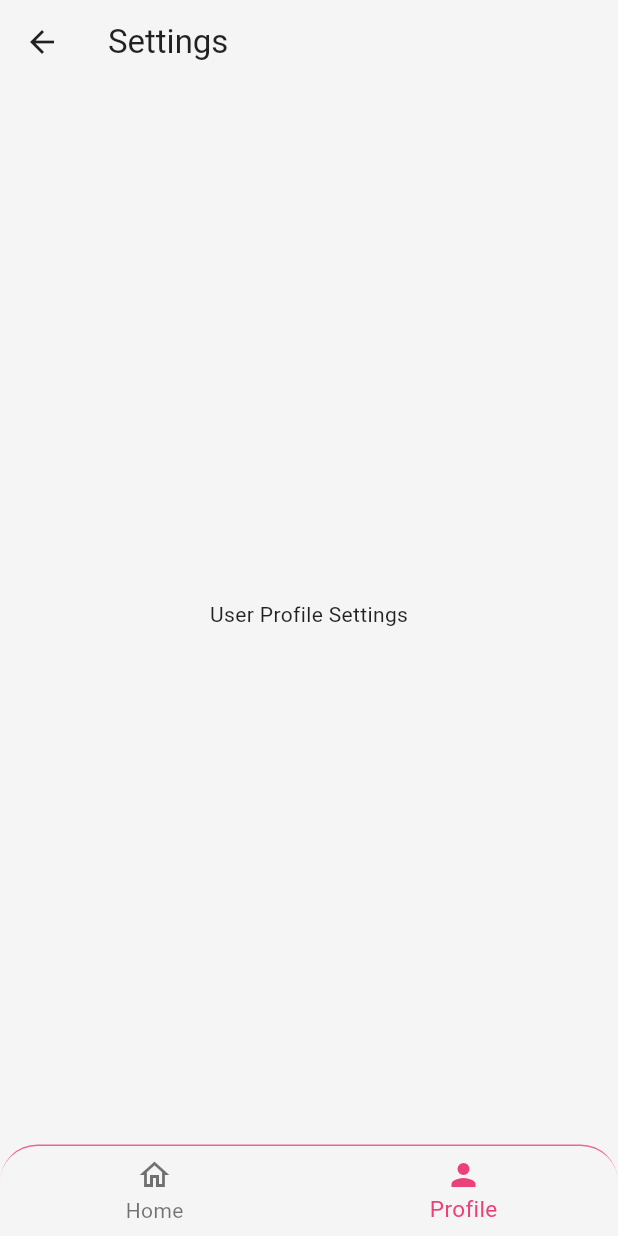
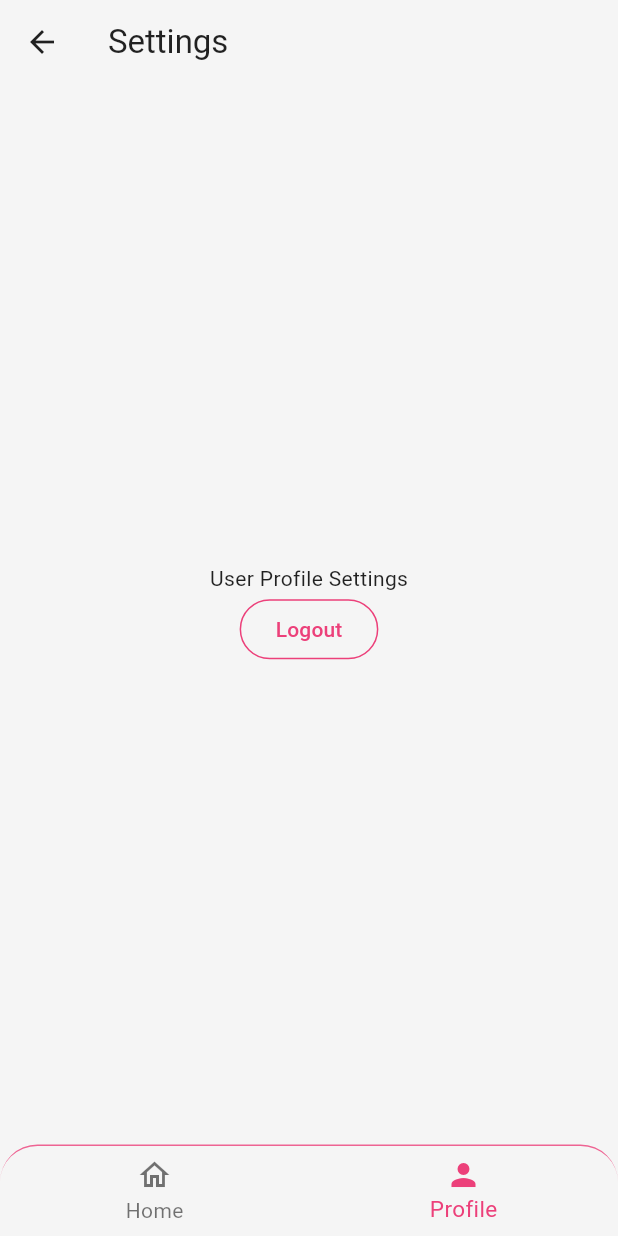
Before and after one commit to niravswami/flutter-auth-app, a Flutter app: the UserProfileScreen screen opened by its route, after a tap on the "settings" icon, on a phone screen of 412 x 824 dp. Run offline on Flutter 3.47's test engine with Material 3 defaults, Android fonts, the phone set to English and light mode, and no system bars; our stand-ins replace device_info_plus, dio, equatable, flutter_bloc, flutter_onboarding_slider, flutter_screenutil and 5 more; accounts and stored records are empty.

Commit message:
user profilr ui

```diff
--- a/lib/common/utils/confirmation_dialog.dart
+++ b/lib/common/utils/confirmation_dialog.dart
@@ -75,7 +75,7 @@ void showPermissionDeleteConfirmationDialog({
     builder: (BuildContext context) => BlocConsumer<
         AdminDashboardPermissionsBloc, AdminDashboardPermissionsState>(
       listener: (context, state) {
-        if (state is AdminDashboardRoleDeleteSuccess) {
+        if (state.permissionDeleted != null) {
           Navigator.pop(context);
         }
       },
--- a/lib/features/admin_dashboard/presentation/bloc/admin_dashboard_permissions_bloc/admin_dashboard_permissions_state.dart
+++ b/lib/features/admin_dashboard/presentation/bloc/admin_dashboard_permissions_bloc/admin_dashboard_permissions_state.dart
@@ -72,6 +72,8 @@ class AdminDashboardPermissionsState extends Equatable {
         errors,
         permissionCreated,
         permissionUpdated,
+        permissionDeleted,
+        isLoading,
       ];
 }
 
--- a/lib/features/user_profile/presentation/screens/user_profile.dart
+++ b/lib/features/user_profile/presentation/screens/user_profile.dart
@@ -1,9 +1,10 @@
+import 'package:admin_dashboard_app/common/utils/helpers/spacing_helper_fn.dart';
 import 'package:flutter/material.dart';
+import 'package:flutter_screenutil/flutter_screenutil.dart';
 import 'package:get_it/get_it.dart';
 
 import '../../../../common/routes/routes_constants.dart';
 import '../../../../common/utils/helpers/routing_helper_fn.dart';
-import '../../../../common/utils/logout_method/logout_method.dart';
 import '../../../auth/presentation/bloc/auth_bloc.dart';
 
 class UserProfileScreen extends StatelessWidget {
@@ -24,30 +25,104 @@ class UserProfileScreen extends StatelessWidget {
             },
             icon: const Icon(Icons.settings_outlined),
           ),
-          const SizedBox(
-            width: 10,
+          SizedBox(
+            width: 10.w,
           )
         ],
       ),
-      body: SizedBox(
+      body: SingleChildScrollView(
+        child: authState is AuthUserLoggedIn
+            ? Padding(
+                padding: EdgeInsets.all(20.0.r),
+                child: SizedBox(
                   width: double.infinity,
                   child: Column(
+                    crossAxisAlignment: CrossAxisAlignment.center,
                     mainAxisAlignment: MainAxisAlignment.center,
                     children: [
-            const Text("User Profile"),
-            if (authState
-                is AuthUserLoggedIn) // Check if authState is AuthUserLoggedIn
-              Text("User Name: ${authState.user.name}"), // Access user name
-            const SizedBox(
-              height: 10,
+                      CircleAvatar(
+                        radius: 50.w,
+                        backgroundColor: Colors.blueGrey,
+                        child: Text(
+                          authState.user.name[0].toUpperCase(),
+                          style:
+                              TextStyle(fontSize: 40.sp, color: Colors.white),
                         ),
-            OutlinedButton(
-              onPressed: () {
-                logoutMethod(context);
-              },
-              child: Text("Logout"),
+                      ),
+                      SpacingHelperFn.verticalSpace(12.h),
+                      Row(
+                        mainAxisAlignment: MainAxisAlignment.center,
+                        children: [
+                          Column(
+                            children: [
+                              Text(
+                                authState.user.name,
+                                style: TextStyle(
+                                  fontSize: 20.sp,
+                                  fontWeight: FontWeight.w600,
+                                ),
+                              ),
+                              Text(
+                                authState.user.email,
+                                style: TextStyle(
+                                  fontSize: 16.sp,
+                                  fontWeight: FontWeight.w600,
+                                ),
                               ),
                             ],
+                          )
+                        ],
+                      ),
+                      SpacingHelperFn.verticalSpace(12.h),
+                      const Divider(),
+                      SpacingHelperFn.verticalSpace(12.h),
+                      Row(
+                        mainAxisAlignment: MainAxisAlignment.center,
+                        children: [
+                          Text(
+                            authState.user.roles != null
+                                ? authState.user.roles!.join(", ")
+                                : "USER",
+                            style: TextStyle(
+                              fontSize: 15.sp,
+                              fontWeight: FontWeight.bold,
+                              color: Colors.blueGrey,
+                            ),
+                          ),
+                        ],
+                      ),
+                      SpacingHelperFn.verticalSpace(12.h),
+                      const Divider(),
+                      SizedBox(
+                        height: MediaQuery.of(context).size.height * 0.4.h,
+                        child: authState.user.permissions != null
+                            ? ListView.builder(
+                                itemCount: authState.user.permissions != null
+                                    ? authState.user.permissions!.length
+                                    : 0,
+                                itemBuilder: (context, index) {
+                                  final permissions =
+                                      authState.user.permissions!;
+                                  return ListTile(
+                                    title: Text(
+                                      permissions[index],
+                                      style: TextStyle(fontSize: 16.sp),
+                                    ),
+                                    leading: const Icon(
+                                      Icons.check_circle,
+                                      color: Colors.green,
+                                    ),
+                                  );
+                                },
+                              )
+                            : const SizedBox(),
+                      ),
+                    ],
+                  ),
+                ),
+              )
+            : const Center(
+                child: Text("You are not authenticated."),
               ),
       ),
     );
--- a/lib/features/user_profile/presentation/screens/user_profile_settings_screen.dart
+++ b/lib/features/user_profile/presentation/screens/user_profile_settings_screen.dart
@@ -1,4 +1,6 @@
 import 'package:flutter/material.dart';
+
+import '../../../../common/utils/logout_method/logout_method.dart';
 
 class UserProfileSettingsScreen extends StatelessWidget {
   const UserProfileSettingsScreen({super.key});
@@ -9,8 +11,21 @@ class UserProfileSettingsScreen extends StatelessWidget {
       appBar: AppBar(
         title: const Text("Settings"),
       ),
-      body: const Center(
-        child: Text("User Profile Settings"),
+      body: SizedBox(
+        width: double.infinity,
+        child: Column(
+          mainAxisAlignment: MainAxisAlignment.center,
+          crossAxisAlignment: CrossAxisAlignment.center,
+          children: [
+            const Text("User Profile Settings"),
+            OutlinedButton(
+              onPressed: () {
+                logoutMethod(context);
+              },
+              child: const Text("Logout"),
+            )
+          ],
+        ),
       ),
     );
   }
```
Also changed, not shown: lib/features/admin_dashboard/data/models/user_roles_and_permissions_model.dart (added, +79 -0 lines). Lines whose indentation alone changed are shown as unchanged.
